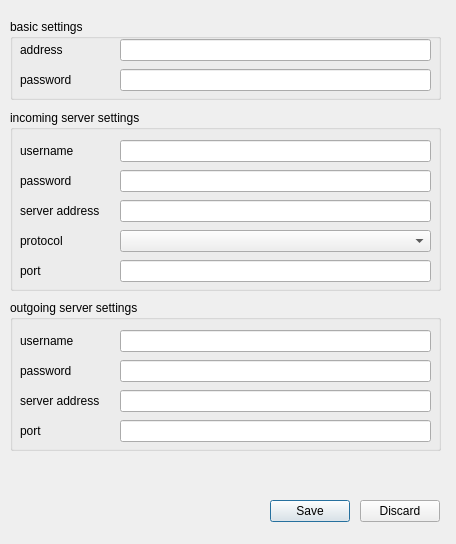
This is settingsdialog.ui in graypilgrim/nolook as Qt 5 draws it before an edit. The edited form follows.
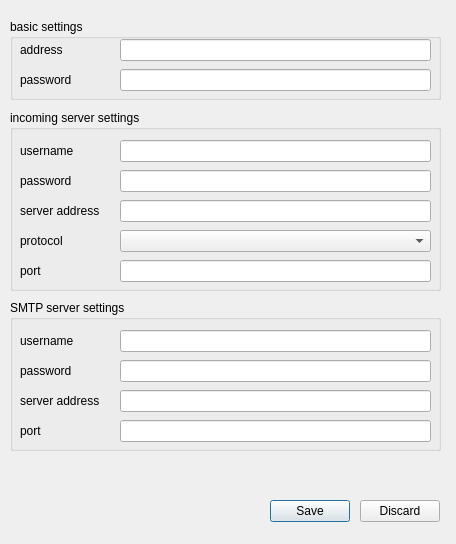
This is the edited form.

```diff
--- a/settingsdialog.ui
+++ b/settingsdialog.ui
@@ -216,7 +216,7 @@
     </rect>
    </property>
    <property name="title">
-    <string>outgoing server settings</string>
+    <string>SMTP server settings</string>
    </property>
    <widget class="QLabel" name="outUsernameLabel">
     <property name="geometry">
```
